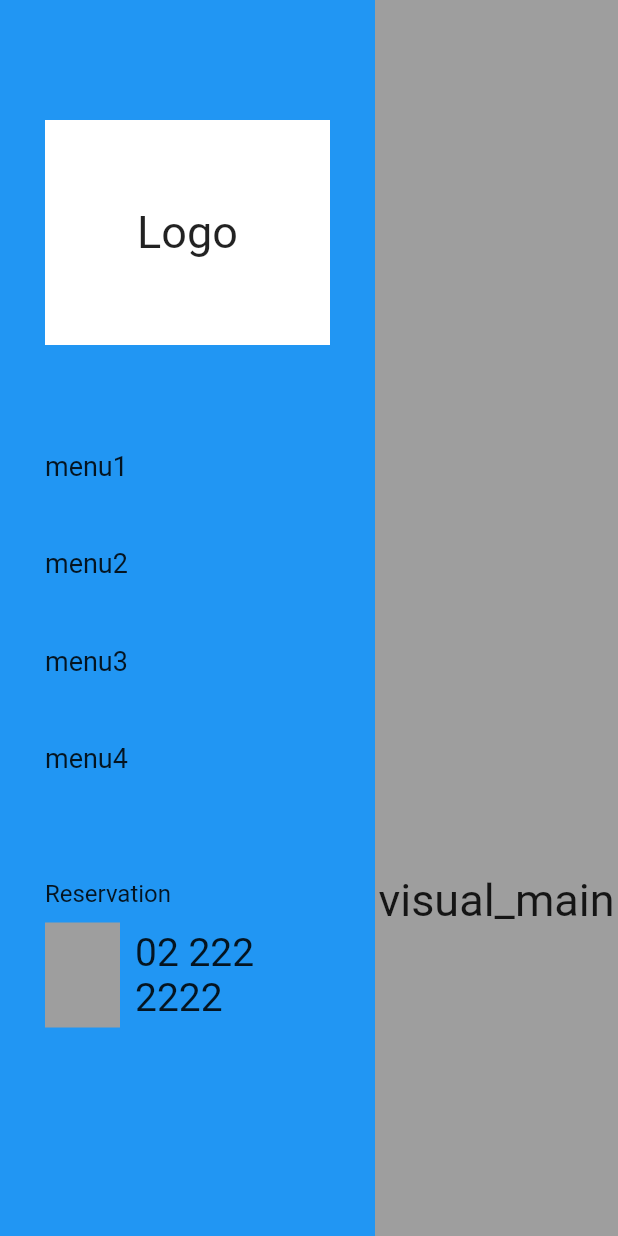
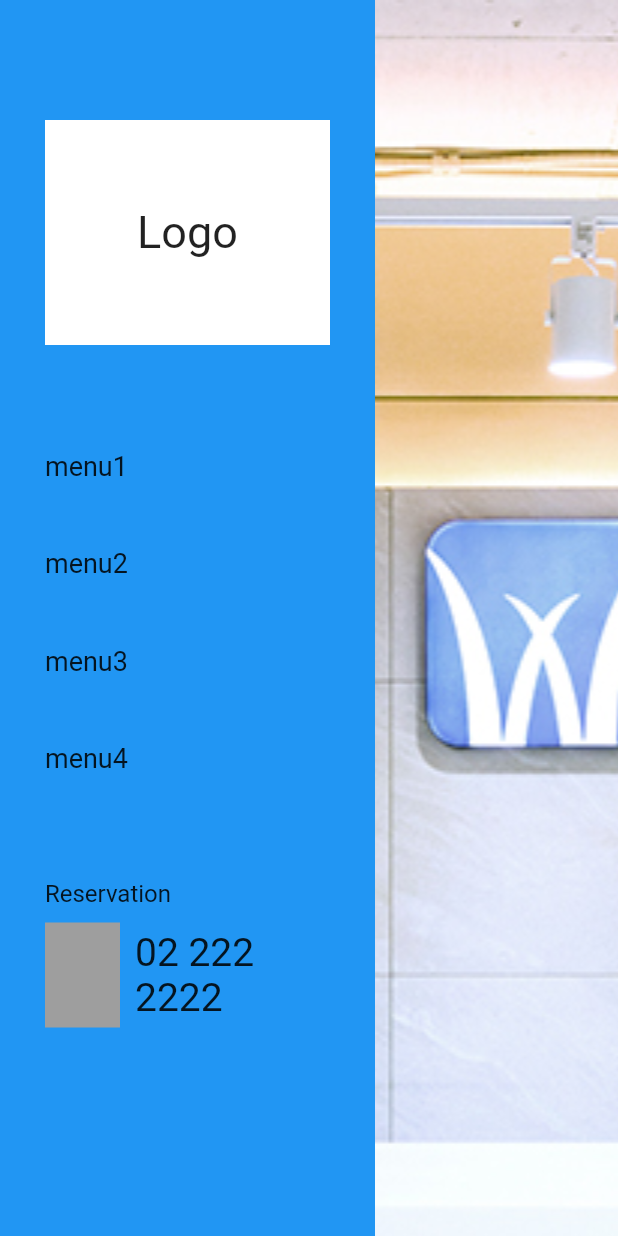
Before and after one commit to jeong-u-jeong/Menu_project, a Flutter app: the screen it shows after launch, on a phone screen of 412 x 824 dp. Run offline on Flutter 3.47's test engine with Material 2 defaults, Android fonts, the phone set to English and light mode, and no system bars; drawn by our look-alikes of carousel_slider.

Commit message:
와이어프레임02

```diff
--- a/lib/src/home.dart
+++ b/lib/src/home.dart
@@ -1,4 +1,7 @@
+import 'package:project_menu/src/widget/carouselslider_widget.dart';
 import 'package:flutter/material.dart';
+import 'package:project_menu/src/widget/contents1_widget.dart';
+import 'package:project_menu/src/widget/contents2_widget.dart';
 import 'package:project_menu/src/widget/footer_widget.dart';
 import 'package:project_menu/src/widget/menu_widget.dart';
 
@@ -16,25 +19,9 @@ class HomePage extends StatelessWidget {
               child: SingleChildScrollView(
                 child: Column(
                   children: [
-                    Container(
-                      height: 1200,
-                      color: Colors.grey,
-                      child: Center(
-                        child: Text('visual_main',
-                          style: TextStyle(
-                              fontSize: 30
-                          ),
-                        ),
-                      ),
-                    ),
-                    Container(
-                      height: 800,
-                      color: Colors.yellow,
-                    ),
-                    Container(
-                      height: 500,
-                      color: Colors.purpleAccent,
-                    ),
+                    ImgSlider(),
+                    contents1(),
+                    contents2(),
                     Container(
                       height: 600,
                       color: Colors.orange,
--- /dev/null
+++ b/lib/src/widget/carouselslider_widget.dart
@@ -0,0 +1,37 @@
+import 'package:carousel_slider/carousel_slider.dart';
+import 'package:flutter/cupertino.dart';
+import 'package:flutter/material.dart';
+
+class ImgSlider extends StatefulWidget {
+  const ImgSlider({Key? key}) : super(key: key);
+
+  @override
+  State<ImgSlider> createState() => _ImgSliderState();
+}
+
+class _ImgSliderState extends State<ImgSlider> {
+  @override
+  Widget build(BuildContext context) {
+    return Container(
+      child: CarouselSlider(
+        options: CarouselOptions(
+          height: 1080,
+          autoPlay: true,
+            viewportFraction: 1.0
+        ),
+        items: [1,2,3].map((i) {
+          return Builder(
+            builder: (BuildContext context) {
+              return Container(
+                  width: MediaQuery.of(context).size.width,
+                  child: Image.asset('images/$i.jpg',
+                    fit: BoxFit.fitHeight,
+                  ),
+              );
+            },
+          );
+        }).toList(),
+      ),
+    );
+  }
+}
--- a/pubspec.yaml
+++ b/pubspec.yaml
@@ -35,6 +35,7 @@ dependencies:
   # The following adds the Cupertino Icons font to your application.
   # Use with the CupertinoIcons class for iOS style icons.
   cupertino_icons: ^1.0.2
+  carousel_slider: ^4.2.1
 
 dev_dependencies:
   flutter_test:
@@ -57,6 +58,8 @@ flutter:
   # included with your application, so that you can use the icons in
   # the material Icons class.
   uses-material-design: true
+  assets:
+    - images/
 
   # To add assets to your application, add an assets section, like this:
   # assets:
```
Also changed, not shown: lib/src/widget/contents1_widget.dart (added, +157 -0 lines), lib/src/widget/contents2_widget.dart (added, +91 -0 lines), images/1.jpg (added), images/2.jpg (added), images/3.jpg (added), images/contents1-1.jpg (added), images/contents1-2.jpg (added), images/contents1-3.jpg (added), lib/src/widget/menu_widget.dart (line endings or trailing spaces), pubspec.lock.
